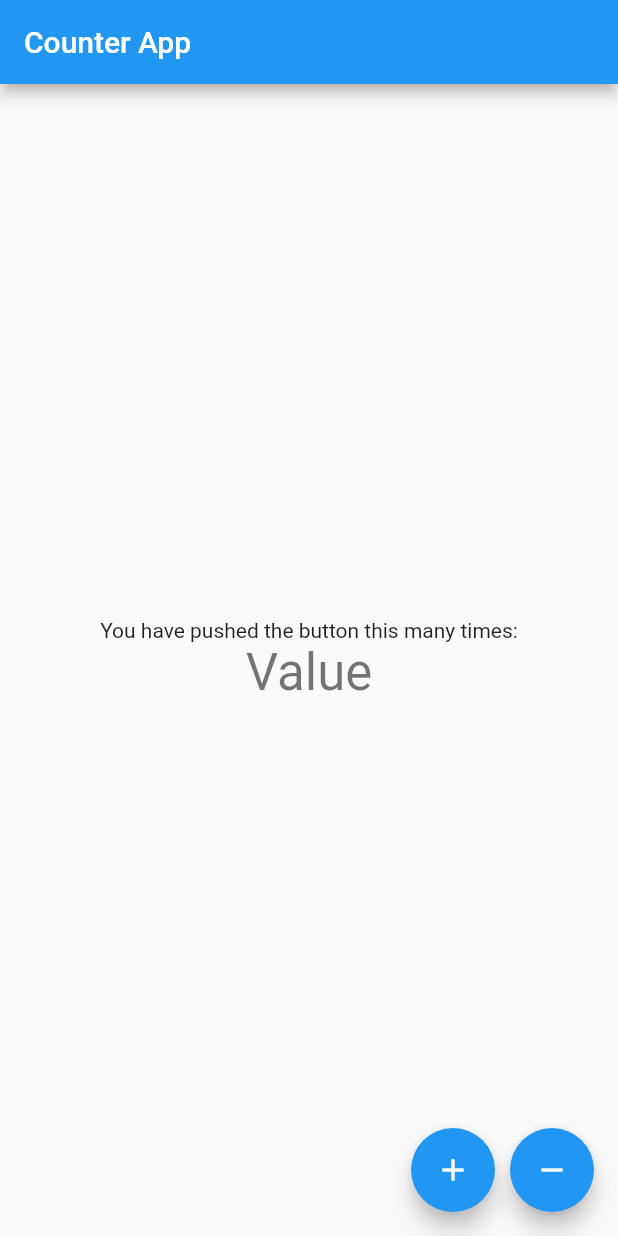
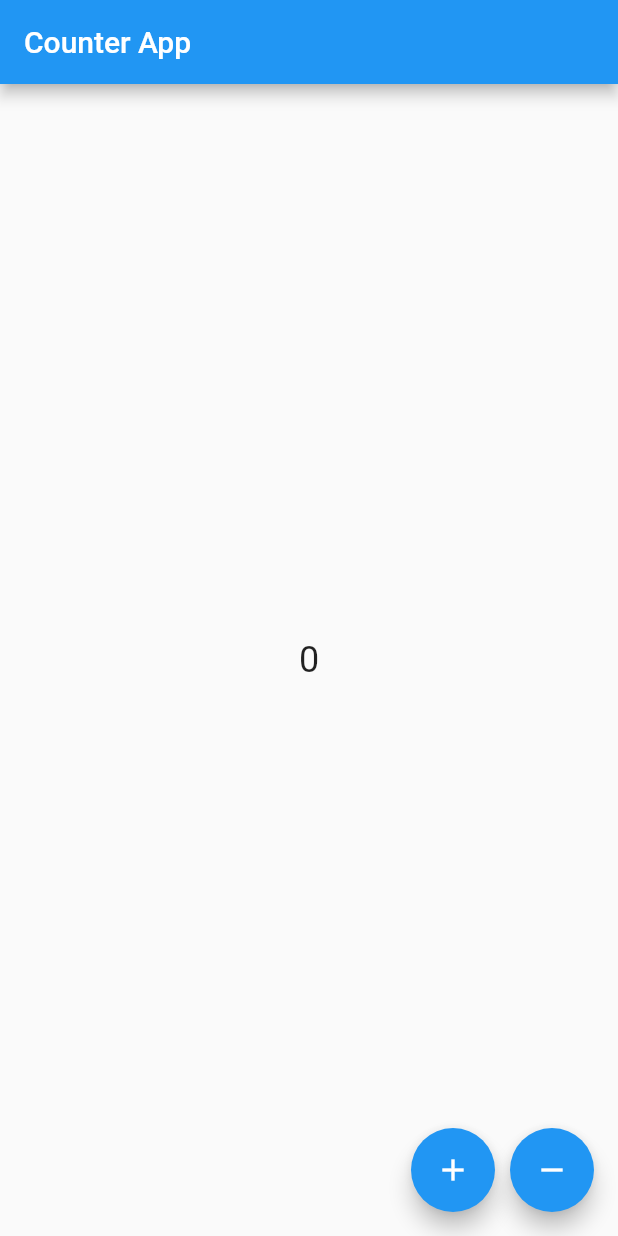
Before and after one commit to bhavikvashi1804/flutter_BLoC_Counter_App, a Flutter app: the screen it shows after launch, on a phone screen of 412 x 824 dp. Run offline on Flutter 3.47's test engine with Material 2 defaults, Android fonts, the phone set to English and light mode, and no system bars; our stand-ins replace flutter_bloc.

Commit message:
BlocBuilder Use a block builder to get Stream of State Use BlocProvider.of<>(context) 's obj to execute events

```diff
--- a/lib/main.dart
+++ b/lib/main.dart
@@ -1,5 +1,6 @@
 import 'package:flutter/material.dart';
 import 'package:flutter_bloc/flutter_bloc.dart';
+
 
 import './counter_bloc.dart';
 
@@ -27,36 +28,41 @@ class MyHomePage extends StatelessWidget {
   @override
   Widget build(BuildContext context) {
 
+    final CounterBloc counterBloc = BlocProvider.of<CounterBloc>(context);
+    //use this to call Events
+
 
     return Scaffold(
       appBar: AppBar(
         title: Text('Counter App'),
       ),
-      body: Center(
-        child: Column(
-          mainAxisAlignment: MainAxisAlignment.center,
-          children: <Widget>[
-            Text(
-              'You have pushed the button this many times:',
+      body: BlocBuilder<CounterBloc, int>(
+        //used BlocBuilder to consume data Stream
+        builder: (context, count) {
+          return Center(
+            child: Text(
+              '$count',
+              style: TextStyle(fontSize: 24.0),
             ),
-            Text(
-              'Value',
-              style: Theme.of(context).textTheme.headline4,
-            ),
-          ],
-        ),
+          );
+        },
       ),
       floatingActionButton: Row(
         mainAxisSize: MainAxisSize.min,
         children: <Widget>[
           FloatingActionButton(
-            onPressed: (){},
+            onPressed: (){
+              counterBloc.add(CounterEvent.increment);
+            },
             tooltip: 'Increment',
             child: Icon(Icons.add),
           ),
           SizedBox(width:10),
           FloatingActionButton(
-            onPressed: (){},
+            onPressed: (){
+              counterBloc.add(CounterEvent.decrement);
+              //to Execute Event blocobj.add(Event)
+            },
             tooltip: 'Decrement',
             child: Icon(Icons.remove),
           ),
```
